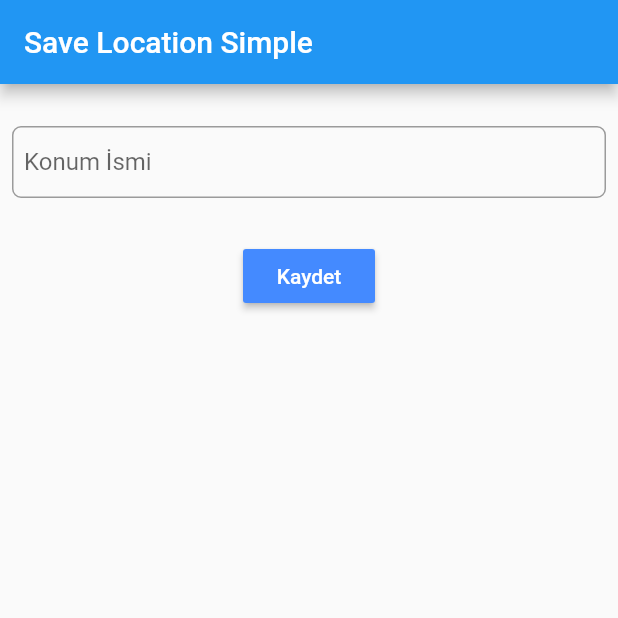
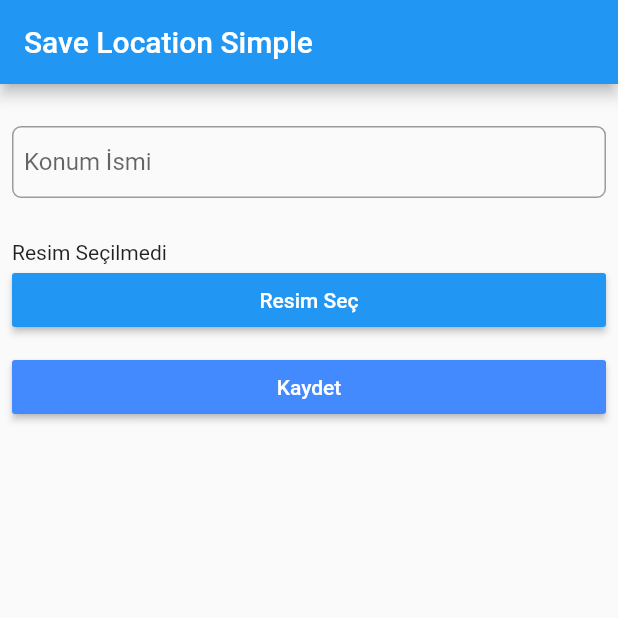
Before and after one commit to nadas00/save-location-simple, a Flutter app: the screen it shows after launch, on a phone screen of 412 x 824 dp, the top half of it. Run offline on Flutter 3.47's test engine with Material 2 defaults, Android fonts, the phone set to English and light mode, and no system bars; our stand-ins replace floor, geolocator, image_picker, sqflite; missing offline and left inert: app_settings, location_permissions; accounts and stored records are empty; generated files the repository leaves out were written again.

Commit message:
image_picker implementation for get location image from gallery/camera.

```diff
--- a/lib/homeScreen.dart
+++ b/lib/homeScreen.dart
@@ -1,9 +1,11 @@
 import 'package:app_settings/app_settings.dart';
 import 'package:flutter/material.dart';
 import 'package:geolocator/geolocator.dart';
+import 'package:image_picker/image_picker.dart';
 import 'package:location_permissions/location_permissions.dart';
 import 'package:save_location/db/dao/LocationDao.dart';
 import 'package:save_location/db/database.dart';
+import 'dart:io';
 
 import 'model/location.dart';
 
@@ -44,6 +46,65 @@ class _HomeScreenState extends State<HomeScreen> {
     _long = pLong;
   }
 
+  Future<void> _showChoiceDialog(BuildContext context){
+    return showDialog(context: context, builder: (BuildContext context){
+      return AlertDialog(
+        title: Text('Seçim'),
+        content: SingleChildScrollView(
+          child: ListBody(
+            children: [
+              GestureDetector(
+                child: Text('Galeriye Git'),
+                onTap: (){
+                  _openGallery(context);
+                },
+              ),
+              Padding(padding: EdgeInsets.all(8.0)),
+              GestureDetector(
+                child: Text('Fotoğraf Çek'),
+                onTap: (){
+                  _openCamera(context);
+                },
+              ),
+            ],
+          ),
+        ),
+      );
+    });
+  }
+
+  File imageFile;
+  final picker = ImagePicker();
+
+  _openGallery(BuildContext context) async{
+    var picture = await picker.getImage(source: ImageSource.gallery);
+    this.setState(() {
+      imageFile = File(picture.path);
+    });
+    Navigator.of(context).pop();
+  }
+
+  _openCamera(BuildContext context) async{
+    var picture = await picker.getImage(source: ImageSource.camera);
+    this.setState(() {
+      imageFile = File(picture.path);
+    });
+    Navigator.of(context).pop();
+  }
+
+  Widget _imagePlaceholder(){
+    if(imageFile == null){
+      return Text('Resim Seçilmedi');
+    }else{
+      return Column(
+        children: [
+          Image.file(imageFile,width:MediaQuery.of(context).size.width/2, height:MediaQuery.of(context).size.height/5),
+          Text('Fotoğrafı silmek için çift dokun', style: TextStyle(color: Colors.blueGrey),)
+        ],
+      );
+    }
+  }
+
   @override
   void initState() {
     super.initState();
@@ -58,7 +119,8 @@ class _HomeScreenState extends State<HomeScreen> {
       ),
       body: Column(
         children: <Widget>[
-          Padding(
+          SingleChildScrollView(
+            child: Padding(
               padding: const EdgeInsets.all(8.0),
               child: Form(
                 key: formKey,
@@ -85,14 +147,33 @@ class _HomeScreenState extends State<HomeScreen> {
                 ),
               ),
             ),
+          ),
           SizedBox(
             height: 20,
           ),
           GestureDetector(
             onDoubleTap: () {
-              listLocation.removeLast();
+              setState(() {
+                imageFile = null;
+              });
+
             },
-            child: RaisedButton(
+            child: Padding(
+              padding: EdgeInsets.symmetric(horizontal:8.0),
+              child: Column(
+                crossAxisAlignment: CrossAxisAlignment.stretch,
+                mainAxisAlignment: MainAxisAlignment.center,
+                children: [
+                  _imagePlaceholder(),
+                  RaisedButton(
+                    child: Text('Resim Seç',
+                      style: TextStyle(color: Colors.white)),
+                      color: Colors.blue,
+                      onPressed: (){
+                      _showChoiceDialog(context);
+                  }),
+                  SizedBox(height: 10.0,),
+                  RaisedButton(
                     color: Colors.blueAccent,
                     child: Text(
                       'Kaydet',
@@ -135,6 +216,7 @@ class _HomeScreenState extends State<HomeScreen> {
                                 child: Text('Ayarlar'),
                                 onPressed: () {
                                   AppSettings.openLocationSettings();
+                                  Navigator.of(context).pop();
                                 },
                               ),
                             ],
@@ -160,6 +242,7 @@ class _HomeScreenState extends State<HomeScreen> {
                               child: Text('Ayarlar'),
                               onPressed: () {
                                 AppSettings.openLocationSettings();
+                                Navigator.of(context).pop();
                               },
                             ),
                           ],
@@ -170,6 +253,9 @@ class _HomeScreenState extends State<HomeScreen> {
                                 locationServiceDisabledError);
                       }
                     },
+                  ),
+                ],
+              ),
             ),
           ),
           SizedBox(height: 20),
--- a/pubspec.yaml
+++ b/pubspec.yaml
@@ -28,6 +28,7 @@ dependencies:
   geolocator: ^6.0.0
   location_permissions: ^3.0.0+1
   app_settings: ^4.0.4
+  image_picker: ^0.6.7+11
 
   # The following adds the Cupertino Icons font to your application.
   # Use with the CupertinoIcons class for iOS style icons.
```
Also changed, not shown: pubspec.lock, 3 other files. Lines whose indentation alone changed are shown as unchanged.
